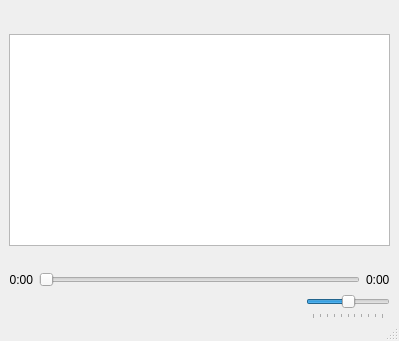
bugsbringer/Audio-Player, file player.ui: the form before one commit.
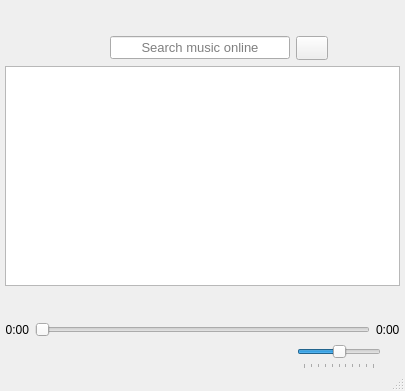
The form after the commit.

Commit message: added search music online changed UI fixes and improvements added .gitignore

```diff
--- a/player.ui
+++ b/player.ui
@@ -6,8 +6,8 @@
    <rect>
     <x>0</x>
     <y>0</y>
-    <width>399</width>
-    <height>341</height>
+    <width>405</width>
+    <height>391</height>
    </rect>
   </property>
   <property name="mouseTracking">
@@ -18,8 +18,14 @@
   </property>
   <widget class="QWidget" name="centralwidget">
    <layout class="QVBoxLayout" name="verticalLayout">
+    <property name="leftMargin">
+     <number>0</number>
+    </property>
     <property name="topMargin">
-     <number>6</number>
+     <number>0</number>
+    </property>
+    <property name="rightMargin">
+     <number>0</number>
     </property>
     <property name="bottomMargin">
      <number>0</number>
@@ -35,11 +41,11 @@
          <enum>Qt::Horizontal</enum>
         </property>
         <property name="sizeType">
-         <enum>QSizePolicy::Expanding</enum>
+         <enum>QSizePolicy::MinimumExpanding</enum>
         </property>
         <property name="sizeHint" stdset="0">
          <size>
-          <width>40</width>
+          <width>100</width>
           <height>20</height>
          </size>
         </property>
@@ -53,6 +59,33 @@
           <verstretch>0</verstretch>
          </sizepolicy>
         </property>
+        <property name="minimumSize">
+         <size>
+          <width>32</width>
+          <height>25</height>
+         </size>
+        </property>
+        <property name="maximumSize">
+         <size>
+          <width>32</width>
+          <height>25</height>
+         </size>
+        </property>
+        <property name="mouseTracking">
+         <bool>true</bool>
+        </property>
+        <property name="autoFillBackground">
+         <bool>false</bool>
+        </property>
+        <property name="styleSheet">
+         <string notr="true">*{
+	background-color: rgba(53, 53, 53, 0);
+	border: none;
+}
+*:hover{
+	background-color: rgb(76,76,76);
+}</string>
+        </property>
         <property name="text">
          <string/>
         </property>
@@ -63,7 +96,7 @@
          </size>
         </property>
         <property name="flat">
-         <bool>true</bool>
+         <bool>false</bool>
         </property>
        </widget>
       </item>
@@ -75,6 +108,33 @@
           <verstretch>0</verstretch>
          </sizepolicy>
         </property>
+        <property name="minimumSize">
+         <size>
+          <width>32</width>
+          <height>25</height>
+         </size>
+        </property>
+        <property name="maximumSize">
+         <size>
+          <width>32</width>
+          <height>25</height>
+         </size>
+        </property>
+        <property name="mouseTracking">
+         <bool>true</bool>
+        </property>
+        <property name="autoFillBackground">
+         <bool>false</bool>
+        </property>
+        <property name="styleSheet">
+         <string notr="true">*{
+	background-color: rgba(53, 53, 53, 0);
+	border: none;
+}
+*:hover{
+	background-color: rgb(76,76,76);
+}</string>
+        </property>
         <property name="text">
          <string/>
         </property>
@@ -85,7 +145,7 @@
          </size>
         </property>
         <property name="flat">
-         <bool>true</bool>
+         <bool>false</bool>
         </property>
        </widget>
       </item>
@@ -97,6 +157,33 @@
           <verstretch>0</verstretch>
          </sizepolicy>
         </property>
+        <property name="minimumSize">
+         <size>
+          <width>32</width>
+          <height>25</height>
+         </size>
+        </property>
+        <property name="maximumSize">
+         <size>
+          <width>32</width>
+          <height>25</height>
+         </size>
+        </property>
+        <property name="mouseTracking">
+         <bool>true</bool>
+        </property>
+        <property name="autoFillBackground">
+         <bool>false</bool>
+        </property>
+        <property name="styleSheet">
+         <string notr="true">*{
+	background-color: rgba(53, 53, 53, 0);
+	border: none;
+}
+*:hover{
+	background-color: rgb(76,76,76);
+}</string>
+        </property>
         <property name="text">
          <string/>
         </property>
@@ -107,9 +194,154 @@
          </size>
         </property>
         <property name="flat">
+         <bool>false</bool>
+        </property>
+       </widget>
+      </item>
+     </layout>
+    </item>
+    <item>
+     <layout class="QVBoxLayout" name="verticalLayout_3">
+      <property name="leftMargin">
+       <number>5</number>
+      </property>
+      <property name="topMargin">
+       <number>5</number>
+      </property>
+      <property name="rightMargin">
+       <number>5</number>
+      </property>
+      <item>
+       <layout class="QHBoxLayout" name="horizontalLayout_6">
+        <item>
+         <spacer name="horizontalSpacer_7">
+          <property name="orientation">
+           <enum>Qt::Horizontal</enum>
+          </property>
+          <property name="sizeType">
+           <enum>QSizePolicy::Expanding</enum>
+          </property>
+          <property name="sizeHint" stdset="0">
+           <size>
+            <width>60</width>
+            <height>20</height>
+           </size>
+          </property>
+         </spacer>
+        </item>
+        <item>
+         <layout class="QHBoxLayout" name="horizontalLayout_8">
+          <property name="sizeConstraint">
+           <enum>QLayout::SetDefaultConstraint</enum>
+          </property>
+          <item>
+           <spacer name="horizontalSpacer_9">
+            <property name="orientation">
+             <enum>Qt::Horizontal</enum>
+            </property>
+            <property name="sizeType">
+             <enum>QSizePolicy::Fixed</enum>
+            </property>
+            <property name="sizeHint" stdset="0">
+             <size>
+              <width>32</width>
+              <height>20</height>
+             </size>
+            </property>
+           </spacer>
+          </item>
+          <item>
+           <widget class="QLineEdit" name="searchInput">
+            <property name="sizePolicy">
+             <sizepolicy hsizetype="Expanding" vsizetype="Fixed">
+              <horstretch>0</horstretch>
+              <verstretch>0</verstretch>
+             </sizepolicy>
+            </property>
+            <property name="minimumSize">
+             <size>
+              <width>180</width>
+              <height>22</height>
+             </size>
+            </property>
+            <property name="font">
+             <font>
+              <family>Tahoma</family>
+              <pointsize>10</pointsize>
+              <italic>false</italic>
+              <kerning>true</kerning>
+             </font>
+            </property>
+            <property name="maxLength">
+             <number>32</number>
+            </property>
+            <property name="frame">
          <bool>true</bool>
         </property>
-       </widget>
+            <property name="alignment">
+             <set>Qt::AlignCenter</set>
+            </property>
+            <property name="placeholderText">
+             <string>Search music online</string>
+            </property>
+            <property name="clearButtonEnabled">
+             <bool>false</bool>
+            </property>
+           </widget>
+          </item>
+          <item>
+           <widget class="QPushButton" name="searchButton">
+            <property name="sizePolicy">
+             <sizepolicy hsizetype="Fixed" vsizetype="Fixed">
+              <horstretch>0</horstretch>
+              <verstretch>0</verstretch>
+             </sizepolicy>
+            </property>
+            <property name="minimumSize">
+             <size>
+              <width>32</width>
+              <height>24</height>
+             </size>
+            </property>
+            <property name="maximumSize">
+             <size>
+              <width>32</width>
+              <height>24</height>
+             </size>
+            </property>
+            <property name="mouseTracking">
+             <bool>true</bool>
+            </property>
+            <property name="styleSheet">
+             <string notr="true">*:hover{
+	background-color: rgb(76,76,76);
+}</string>
+            </property>
+            <property name="text">
+             <string/>
+            </property>
+            <property name="flat">
+             <bool>false</bool>
+            </property>
+           </widget>
+          </item>
+         </layout>
+        </item>
+        <item>
+         <spacer name="horizontalSpacer_6">
+          <property name="orientation">
+           <enum>Qt::Horizontal</enum>
+          </property>
+          <property name="sizeType">
+           <enum>QSizePolicy::Expanding</enum>
+          </property>
+          <property name="sizeHint" stdset="0">
+           <size>
+            <width>60</width>
+            <height>20</height>
+           </size>
+          </property>
+         </spacer>
       </item>
      </layout>
     </item>
@@ -121,6 +353,9 @@
         <verstretch>0</verstretch>
        </sizepolicy>
       </property>
+        <property name="autoFillBackground">
+         <bool>false</bool>
+        </property>
       <property name="frameShape">
        <enum>QFrame::StyledPanel</enum>
       </property>
@@ -160,11 +395,58 @@
      </widget>
     </item>
     <item>
+       <layout class="QHBoxLayout" name="horizontalLayout_9">
+        <item>
      <widget class="QLabel" name="mediaName">
+          <property name="minimumSize">
+           <size>
+            <width>0</width>
+            <height>20</height>
+           </size>
+          </property>
+          <property name="font">
+           <font>
+            <family>Tahoma</family>
+            <pointsize>10</pointsize>
+           </font>
+          </property>
       <property name="text">
        <string/>
       </property>
      </widget>
+        </item>
+        <item>
+         <widget class="QPushButton" name="clearListButton">
+          <property name="sizePolicy">
+           <sizepolicy hsizetype="Fixed" vsizetype="Fixed">
+            <horstretch>0</horstretch>
+            <verstretch>0</verstretch>
+           </sizepolicy>
+          </property>
+          <property name="minimumSize">
+           <size>
+            <width>32</width>
+            <height>24</height>
+           </size>
+          </property>
+          <property name="maximumSize">
+           <size>
+            <width>32</width>
+            <height>24</height>
+           </size>
+          </property>
+          <property name="mouseTracking">
+           <bool>true</bool>
+          </property>
+          <property name="text">
+           <string/>
+          </property>
+          <property name="flat">
+           <bool>true</bool>
+          </property>
+         </widget>
+        </item>
+       </layout>
     </item>
     <item>
      <layout class="QHBoxLayout" name="horizontalLayout_2">
@@ -203,7 +485,7 @@
     <item>
      <layout class="QHBoxLayout" name="horizontalLayout_3">
       <property name="spacing">
-       <number>15</number>
+         <number>10</number>
       </property>
       <item>
        <spacer name="horizontalSpacer_2">
@@ -221,7 +503,7 @@
       <item>
        <layout class="QHBoxLayout" name="horizontalLayout_7">
         <property name="spacing">
-         <number>0</number>
+           <number>2</number>
         </property>
         <item>
          <widget class="QPushButton" name="prevButton">
@@ -231,6 +513,24 @@
             <verstretch>0</verstretch>
            </sizepolicy>
           </property>
+            <property name="minimumSize">
+             <size>
+              <width>32</width>
+              <height>0</height>
+             </size>
+            </property>
+            <property name="mouseTracking">
+             <bool>true</bool>
+            </property>
+            <property name="styleSheet">
+             <string notr="true">*{
+	background-color: rgba(53, 53, 53, 0);
+	border: none;
+}
+*:hover{
+	background-color: rgb(76,76,76);
+}</string>
+            </property>
           <property name="text">
            <string/>
           </property>
@@ -241,23 +541,10 @@
            </size>
           </property>
           <property name="flat">
-           <bool>true</bool>
+             <bool>false</bool>
           </property>
          </widget>
         </item>
-        <item>
-         <spacer name="horizontalSpacer_6">
-          <property name="orientation">
-           <enum>Qt::Horizontal</enum>
-          </property>
-          <property name="sizeHint" stdset="0">
-           <size>
-            <width>25</width>
-            <height>20</height>
-           </size>
-          </property>
-         </spacer>
-        </item>
         <item>
          <widget class="QPushButton" name="playButton">
           <property name="sizePolicy">
@@ -266,9 +553,22 @@
             <verstretch>0</verstretch>
            </sizepolicy>
           </property>
+            <property name="minimumSize">
+             <size>
+              <width>32</width>
+              <height>0</height>
+             </size>
+            </property>
+            <property name="mouseTracking">
+             <bool>true</bool>
+            </property>
           <property name="styleSheet">
-           <string notr="true">* {
-	color: white;
+             <string notr="true">*{
+	background-color: rgba(53, 53, 53, 0);
+	border: none;
+}
+*:hover{
+	background-color: rgb(76,76,76);
 }</string>
           </property>
           <property name="text">
@@ -290,23 +590,10 @@
            <bool>false</bool>
           </property>
           <property name="flat">
-           <bool>true</bool>
+             <bool>false</bool>
           </property>
          </widget>
         </item>
-        <item>
-         <spacer name="horizontalSpacer_7">
-          <property name="orientation">
-           <enum>Qt::Horizontal</enum>
-          </property>
-          <property name="sizeHint" stdset="0">
-           <size>
-            <width>25</width>
-            <height>20</height>
-           </size>
-          </property>
-         </spacer>
-        </item>
         <item>
          <widget class="QPushButton" name="nextButton">
           <property name="sizePolicy">
@@ -315,6 +602,24 @@
             <verstretch>0</verstretch>
            </sizepolicy>
           </property>
+            <property name="minimumSize">
+             <size>
+              <width>32</width>
+              <height>0</height>
+             </size>
+            </property>
+            <property name="mouseTracking">
+             <bool>true</bool>
+            </property>
+            <property name="styleSheet">
+             <string notr="true">*{
+	background-color: rgba(53, 53, 53, 0);
+	border: none;
+}
+*:hover{
+	background-color: rgb(76,76,76);
+}</string>
+            </property>
           <property name="text">
            <string/>
           </property>
@@ -325,7 +630,7 @@
            </size>
           </property>
           <property name="flat">
-           <bool>true</bool>
+             <bool>false</bool>
           </property>
          </widget>
         </item>
@@ -347,13 +652,31 @@
       <item>
        <layout class="QHBoxLayout" name="horizontalLayout_4">
         <property name="spacing">
-         <number>0</number>
+           <number>2</number>
         </property>
         <property name="sizeConstraint">
          <enum>QLayout::SetDefaultConstraint</enum>
         </property>
         <item>
          <widget class="QPushButton" name="repeatButton">
+            <property name="sizePolicy">
+             <sizepolicy hsizetype="Minimum" vsizetype="Minimum">
+              <horstretch>0</horstretch>
+              <verstretch>0</verstretch>
+             </sizepolicy>
+            </property>
+            <property name="minimumSize">
+             <size>
+              <width>32</width>
+              <height>0</height>
+             </size>
+            </property>
+            <property name="mouseTracking">
+             <bool>true</bool>
+            </property>
+            <property name="styleSheet">
+             <string notr="true"/>
+            </property>
           <property name="text">
            <string/>
           </property>
@@ -366,29 +689,36 @@
           <property name="checkable">
            <bool>true</bool>
           </property>
+            <property name="checked">
+             <bool>false</bool>
+            </property>
           <property name="flat">
            <bool>true</bool>
           </property>
          </widget>
         </item>
-        <item>
-         <spacer name="horizontalSpacer_8">
-          <property name="orientation">
-           <enum>Qt::Horizontal</enum>
-          </property>
-          <property name="sizeType">
-           <enum>QSizePolicy::Preferred</enum>
-          </property>
-          <property name="sizeHint" stdset="0">
-           <size>
-            <width>25</width>
-            <height>20</height>
-           </size>
-          </property>
-         </spacer>
-        </item>
         <item>
          <widget class="QPushButton" name="shuffleButton">
+            <property name="sizePolicy">
+             <sizepolicy hsizetype="Minimum" vsizetype="Minimum">
+              <horstretch>0</horstretch>
+              <verstretch>0</verstretch>
+             </sizepolicy>
+            </property>
+            <property name="minimumSize">
+             <size>
+              <width>32</width>
+              <height>0</height>
+             </size>
+            </property>
+            <property name="mouseTracking">
+             <bool>true</bool>
+            </property>
+            <property name="styleSheet">
+             <string notr="true">*:hover{
+	background-color: rgba(76,76,76,255);
+}</string>
+            </property>
           <property name="text">
            <string/>
           </property>
@@ -401,6 +731,9 @@
           <property name="checkable">
            <bool>true</bool>
           </property>
+            <property name="checked">
+             <bool>false</bool>
+            </property>
           <property name="flat">
            <bool>true</bool>
           </property>
@@ -424,7 +757,7 @@
       <item>
        <layout class="QHBoxLayout" name="horizontalLayout_5">
         <property name="spacing">
-         <number>0</number>
+           <number>2</number>
         </property>
         <item>
          <widget class="QPushButton" name="volumeButton">
@@ -434,6 +767,24 @@
             <verstretch>0</verstretch>
            </sizepolicy>
           </property>
+            <property name="minimumSize">
+             <size>
+              <width>32</width>
+              <height>0</height>
+             </size>
+            </property>
+            <property name="mouseTracking">
+             <bool>true</bool>
+            </property>
+            <property name="styleSheet">
+             <string notr="true">*{
+	background-color: rgba(53, 53, 53, 0);
+	border: none;
+}
+*:hover{
+	background-color: rgb(76,76,76);
+}</string>
+            </property>
           <property name="text">
            <string/>
           </property>
@@ -453,7 +804,7 @@
            <bool>false</bool>
           </property>
           <property name="flat">
-           <bool>true</bool>
+             <bool>false</bool>
           </property>
          </widget>
         </item>
@@ -475,7 +826,7 @@
            <number>10</number>
           </property>
           <property name="pageStep">
-           <number>25</number>
+             <number>100</number>
           </property>
           <property name="value">
            <number>50</number>
@@ -518,6 +869,8 @@
      </layout>
     </item>
    </layout>
+    </item>
+   </layout>
   </widget>
   <widget class="QStatusBar" name="statusBar">
    <property name="enabled">
```
Left out of the diff: 40 changed lines with no effect on the pictures. Lines whose indentation alone changed are shown as unchanged. The commit also changes 9 other files.
